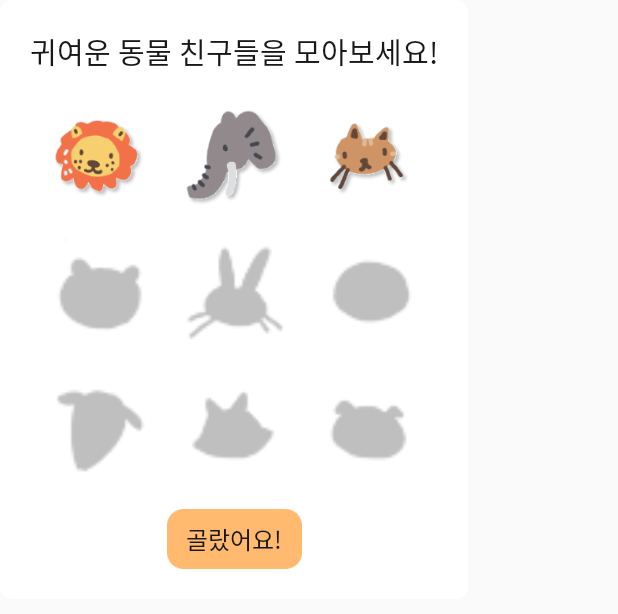
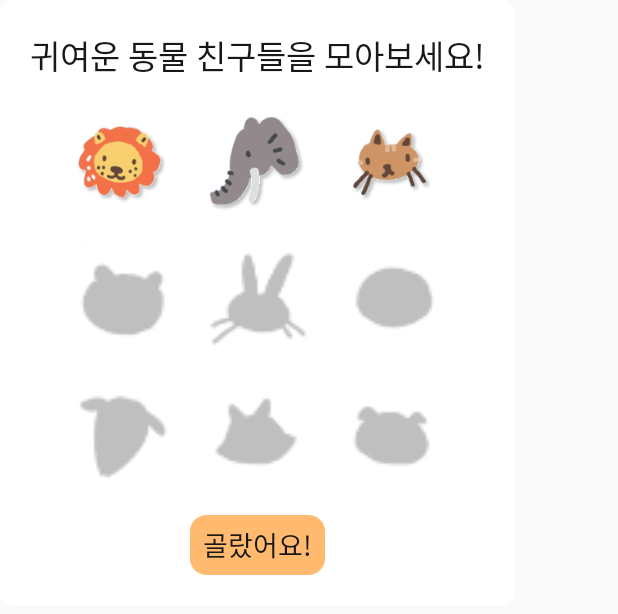
Before and after one commit to ar-child-english-edu-service-jumping/JJUMP, an Android app: the layout activity_character_dialog.xml on its own in the app's theme, with its tools: preview values and no code run, on a phone screen of 412 x 824 dp. Shown: the top 614 px of the screen. Run offline under Robolectric (Android 15) with nearby library versions, the phone set to English and light mode, and no system bars.

Commit message:
style : enlarge font size

```diff
--- a/app/src/main/res/layout/activity_character_dialog.xml
+++ b/app/src/main/res/layout/activity_character_dialog.xml
@@ -15,7 +15,7 @@
         app:layout_constraintRight_toRightOf="parent"
         app:layout_constraintTop_toTopOf="parent"
         android:text="귀여운 동물 친구들을 모아보세요!"
-        android:textSize="19dp"
+        android:textSize="22dp"
         android:textColor="#181818"
         android:fontFamily="@font/dodamdodam"/>
 
@@ -97,7 +97,7 @@
         android:layout_marginTop="10dp"
         android:background="@drawable/btn_confirm_character"
         android:text="골랐어요!"
-        android:textSize="16dp"
+        android:textSize="18dp"
         android:textColor="#181818"
         android:fontFamily="@font/dodamdodam"
         app:layout_constraintTop_toBottomOf="@+id/character_grid"/>
```
